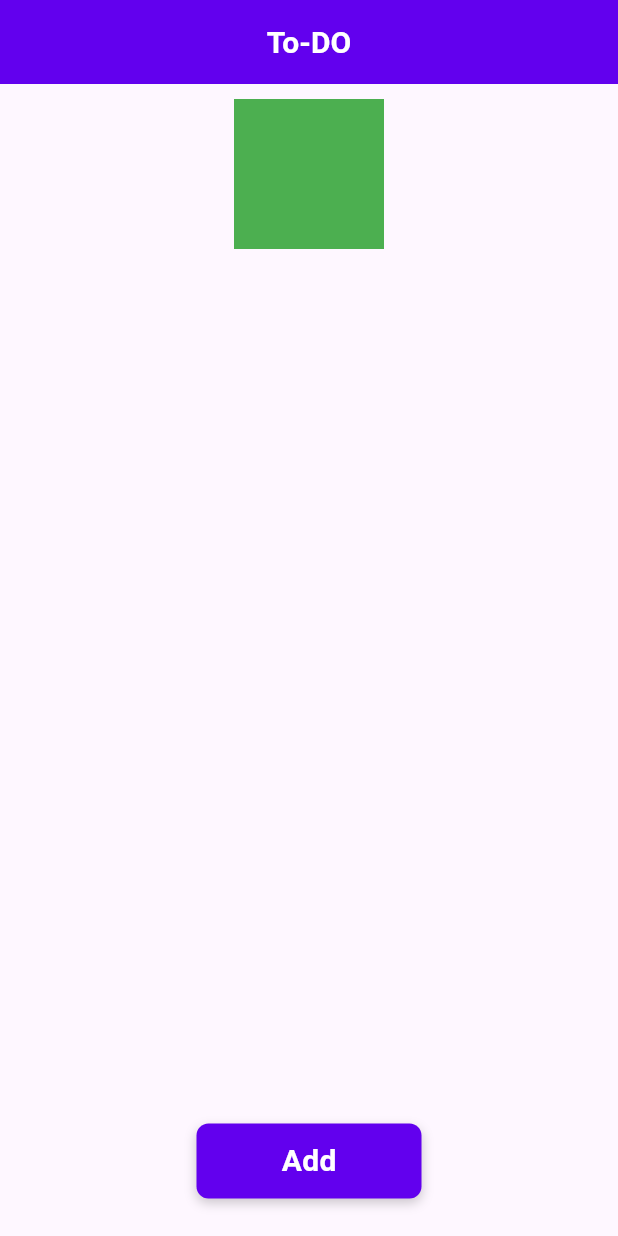
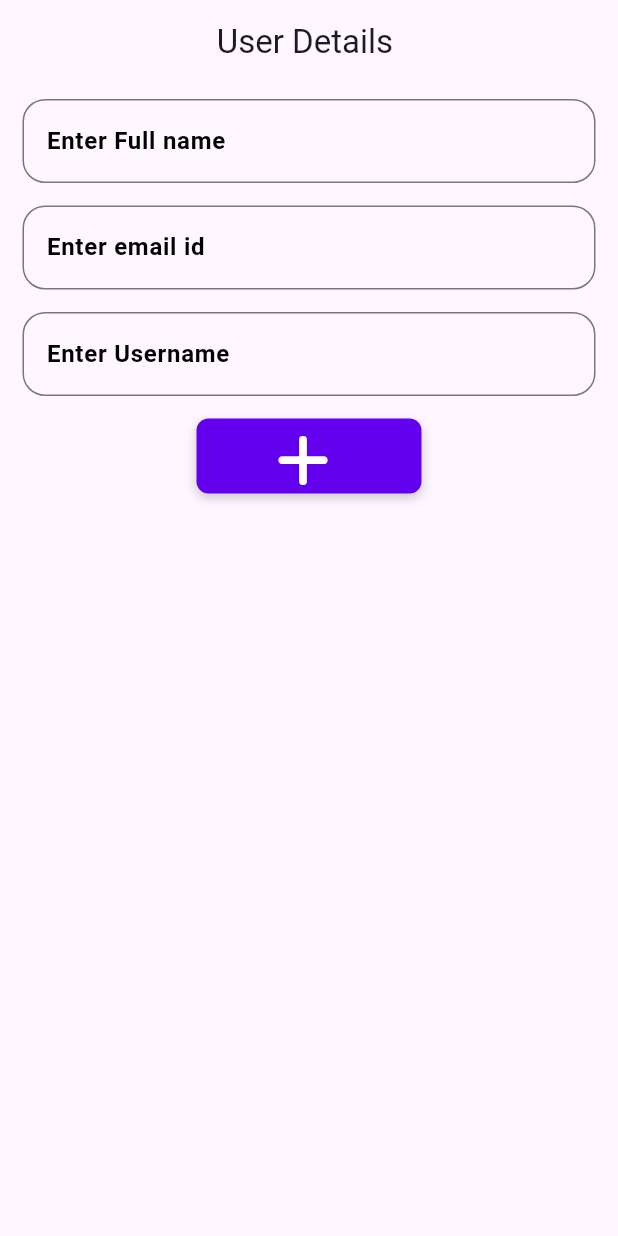
Before and after one commit to rabiaryal/todoapp_024, a Flutter app: the screen it shows after launch, on a phone screen of 412 x 824 dp. Run offline on Flutter 3.47's test engine with Material 3 defaults, Android fonts, the phone set to English and light mode, and no system bars; our stand-ins replace font_awesome_flutter, google_fonts.

Commit message:
user details page added

```diff
--- a/lib/main.dart
+++ b/lib/main.dart
@@ -1,5 +1,6 @@
 import 'package:flutter/material.dart';
 import 'package:todoapp_025/screens/home/home.dart';
+import 'package:todoapp_025/userdetails/userdetails.dart';
 
 void main() {
   runApp(const MyApp());
@@ -33,6 +34,7 @@ class MyApp extends StatelessWidget {
         colorScheme: ColorScheme.fromSeed(seedColor: Colors.deepPurple),
         useMaterial3: true,
       ),
-        home: const HomeScreen());
+      home: UserDetailsPage(),
+    );
   }
 }
--- a/lib/screens/addtaskpage/addtaskpage.dart
+++ b/lib/screens/addtaskpage/addtaskpage.dart
@@ -1,5 +1,5 @@
 import 'package:flutter/material.dart';
-import 'package:todoapp_025/screens/addtaskpage/widgets/textfromfield.dart';
+import 'package:todoapp_025/widgets/textfromfield.dart';
 import 'package:todoapp_025/widgets/appcolors.dart';
 import 'package:todoapp_025/widgets/apptextstyle.dart';
 import 'package:todoapp_025/widgets/button.dart';
--- a/lib/screens/addtaskpage/widgets/textfromfield.dart
+++ /dev/null
@@ -1,34 +0,0 @@
-import 'package:flutter/material.dart';
-import 'package:todoapp_025/widgets/apptextstyle.dart';
-
-class BuildTextFormField extends StatelessWidget {
-  BuildTextFormField({
-    super.key,
-    this.noOfLine = 1,
-   this.hintText ='',
-   required this.controller,
-    required this.labelText,
-  });
-  final int noOfLine;
-  final Widget labelText;
-  final String hintText;
- TextEditingController controller = TextEditingController();
-
-  @override
-  Widget build(BuildContext context) {
-    return TextFormField(
-      controller: controller,
-      minLines: noOfLine,
-      maxLines: 4,
-      style: AppTextStyles.inputText,
-      decoration: InputDecoration(
-          hintText: hintText,
-          hintStyle: AppTextStyles.hintText,
-          label: labelText,
-          labelStyle: AppTextStyles.labelText,
-          border: OutlineInputBorder(
-            borderRadius: BorderRadius.circular(15),
-          )),
-    );
-  }
-}
--- a/lib/userdetails/userdetails.dart
+++ b/lib/userdetails/userdetails.dart
@@ -0,0 +1,70 @@
+import 'package:flutter/material.dart';
+import 'package:font_awesome_flutter/font_awesome_flutter.dart';
+import 'package:todoapp_025/screens/home/home.dart';
+import 'package:todoapp_025/widgets/appcolors.dart';
+import 'package:todoapp_025/widgets/button.dart';
+import 'package:todoapp_025/widgets/textfromfield.dart';
+
+class UserDetailsPage extends StatefulWidget {
+  const UserDetailsPage({super.key});
+
+  @override
+  State<UserDetailsPage> createState() => _UserDetailsPageState();
+}
+
+class _UserDetailsPageState extends State<UserDetailsPage> {
+  TextEditingController nameController = TextEditingController();
+  TextEditingController emailController = TextEditingController();
+  TextEditingController userNameController = TextEditingController();
+  final double height = 15;
+  @override
+  Widget build(BuildContext context) {
+    return Scaffold(
+      appBar: AppBar(
+        title: const Text("User Details "),
+        centerTitle: true,
+        // backgroundColor: AppColors.backgroundColor,
+      ),
+      body: Padding(
+        padding: const EdgeInsets.symmetric(horizontal: 15.0, vertical: 10),
+        child: Column(
+          children: [
+            BuildTextFormField(
+              controller: nameController,
+              labelText: const Text('Enter Full name'),
+              hintText: 'Wiil Jackson',
+            ),
+            SizedBox(
+              height: height,
+            ),
+            BuildTextFormField(
+              controller: emailController,
+              labelText: const Text('Enter email id '),
+              hintText: 'xyz@gamil.com',
+              inputType: TextInputType.emailAddress,
+            ),
+            SizedBox(
+              height: height,
+            ),
+            BuildTextFormField(
+                controller: userNameController,
+                labelText: const Text('Enter Username')),
+            SizedBox(
+              height: height,
+            ),
+            MyButton(
+                icon: const Icon(
+                  FontAwesomeIcons.plus,
+                  color: AppColors.whiteColor,
+                  size: 40,
+                ),
+                onPressed: () {
+                  Navigator.push(
+                      context, MaterialPageRoute(builder: (_) => HomeScreen()));
+                })
+          ],
+        ),
+      ),
+    );
+  }
+}
--- /dev/null
+++ b/lib/widgets/textfromfield.dart
@@ -0,0 +1,117 @@
+import 'package:flutter/material.dart';
+import 'package:todoapp_025/widgets/apptextstyle.dart';
+
+class BuildTextFormField extends StatefulWidget {
+  const BuildTextFormField({
+    Key? key,
+    this.noOfLine = 1,
+    this.hintText = '',
+    this.inputType = TextInputType.name,
+    required this.controller,
+    required this.labelText,
+  }) : super(key: key);
+
+  final int noOfLine;
+  final Widget labelText;
+  final String hintText;
+  final TextEditingController controller;
+  final TextInputType inputType;
+
+  @override
+  _BuildTextFormFieldState createState() => _BuildTextFormFieldState();
+}
+
+class _BuildTextFormFieldState extends State<BuildTextFormField> {
+  late FocusNode focusNode; // Declare FocusNode
+
+  @override
+  void initState() {
+    super.initState();
+    focusNode = FocusNode(); // Initialize FocusNode
+  }
+
+  @override
+  void dispose() {
+    widget.controller.dispose(); // Dispose controller
+    focusNode.dispose(); // Dispose focusNode
+    super.dispose();
+  }
+
+  void _unfocusTextField() {
+    focusNode.unfocus(); // Unfocus the text field
+  }
+
+  @override
+  Widget build(BuildContext context) {
+    return GestureDetector(
+      onTap: _unfocusTextField, // Unfocus on tapping outside the field
+      child: TextFormField(
+        controller: widget.controller,
+        keyboardType: widget.inputType,
+
+        focusNode: focusNode, // Attach FocusNode to the TextFormField
+        minLines: widget.noOfLine,
+        maxLines: 4,
+        style: AppTextStyles.inputText,
+        decoration: InputDecoration(
+          hintText: widget.hintText,
+          hintStyle: AppTextStyles.hintText,
+          label: widget.labelText,
+          labelStyle: AppTextStyles.labelText,
+          border: OutlineInputBorder(
+            borderRadius: BorderRadius.circular(15),
+          ),
+        ),
+      ),
+    );
+  }
+}
+
+
+// import 'package:flutter/material.dart';
+// import 'package:todoapp_025/widgets/apptextstyle.dart';
+
+// class BuildTextFormField extends StatelessWidget {
+//   BuildTextFormField({
+//     super.key,
+//     this.noOfLine = 1,
+//     this.hintText = '',
+//     required this.controller,
+//     required this.labelText,
+//   });
+//   final int noOfLine;
+//   final Widget labelText;
+//   final String hintText;
+//   TextEditingController controller = TextEditingController();
+
+//   FocusNode focusNode = FocusNode();
+
+//   @override
+//   void dispose() {
+//     controller.dispose();
+//     focusNode.dispose();
+//     super.dispose();
+//   }
+
+//     void _unfocusTextField() {
+//     focusNode.unfocus(); // Unfocusing the text field
+//   }
+
+//   @override
+//   Widget build(BuildContext context) {
+//     return TextFormField(
+//       controller: controller,
+//       minLines: noOfLine,
+//       maxLines: 4,
+//       style: AppTextStyles.inputText,
+//       decoration: InputDecoration(
+//           hintText: hintText,
+//           hintStyle: AppTextStyles.hintText,
+//           label: labelText,
+//           labelStyle: AppTextStyles.labelText,
+//           border: OutlineInputBorder(
+//             borderRadius: BorderRadius.circular(15),
+//           )),
+//     );
+//   }
+// }
```
Also changed, not shown: pubspec.yaml (+2 -6 lines), pubspec.lock. Lines whose indentation alone changed are shown as unchanged.
